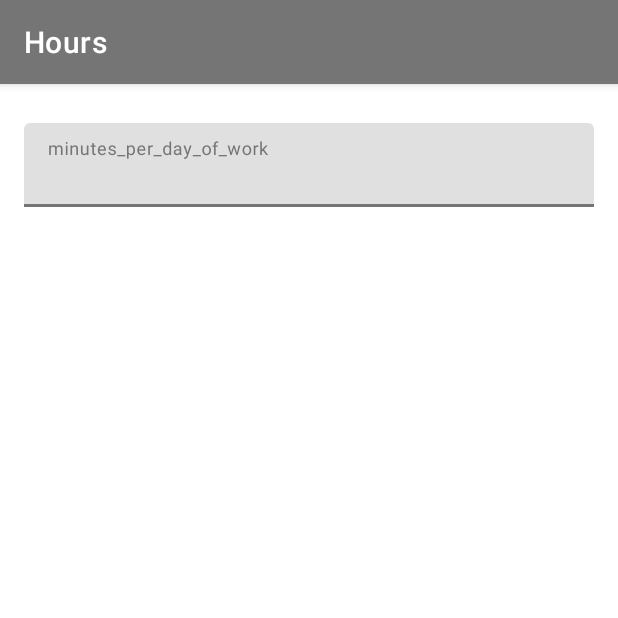
After one commit to totopoloco/android_hours, an Android app: the fragment SettingsFragment shown on its own in the app's theme, on a phone screen of 412 x 824 dp, the top half of it. The commit adds this screen. Run offline under Robolectric (Android 15) with nearby library versions, the phone set to English and light mode, and no system bars.

Commit message:
none Starts to work on the configuration

```diff
--- a/app/build.gradle
+++ b/app/build.gradle
@@ -54,5 +54,6 @@ dependencies {
     implementation libs.lombok
 
     implementation libs.commons.lang3
+    implementation libs.commons.collections4
     implementation libs.material
 }
--- a/app/src/main/java/at/mavila/android/hours/MainActivity.java
+++ b/app/src/main/java/at/mavila/android/hours/MainActivity.java
@@ -50,7 +50,7 @@ public class MainActivity extends AppCompatActivity {
 
     private static AppBarConfiguration getAppBarConfiguration(DrawerLayout drawer) {
         return new AppBarConfiguration.Builder(
-                R.id.nav_home, R.id.nav_gallery, R.id.nav_slideshow)
+            R.id.nav_home, R.id.nav_gallery, R.id.nav_settings)
                 .setOpenableLayout(drawer)
                 .build();
     }
--- /dev/null
+++ b/app/src/main/java/at/mavila/android/hours/ui/settings/SettingsFragment.java
@@ -0,0 +1,42 @@
+package at.mavila.android.hours.ui.settings;
+
+import android.os.Bundle;
+import android.view.LayoutInflater;
+import android.view.View;
+import android.view.ViewGroup;
+import androidx.annotation.NonNull;
+import androidx.fragment.app.Fragment;
+import androidx.lifecycle.ViewModelProvider;
+import at.mavila.android.hours.databinding.FragmentSettingsBinding;
+
+/**
+ * This fragment is responsible for displaying the settings view.
+ *
+ * @author marcoavila
+ * @since 10.07.2024
+ */
+public class SettingsFragment extends Fragment {
+
+  private FragmentSettingsBinding binding;
+
+  public View onCreateView(@NonNull LayoutInflater inflater,
+                           ViewGroup container,
+                           Bundle savedInstanceState) {
+
+    final SettingsViewModel settingsViewModel =
+        new ViewModelProvider(this).get(SettingsViewModel.class);
+
+    binding = FragmentSettingsBinding.inflate(inflater, container, false);
+    final View root = binding.getRoot();
+
+//    final TextView textView = binding.textSettings;
+//    settingsViewModel.getText().observe(getViewLifecycleOwner(), textView::setText);
+    return root;
+  }
+
+  @Override
+  public void onDestroyView() {
+    super.onDestroyView();
+    binding = null;
+  }
+}
--- a/app/src/main/java/at/mavila/android/hours/ui/slideshow/SlideshowViewModel.java
+++ b/app/src/main/java/at/mavila/android/hours/ui/settings/SettingsViewModel.java
@@ -1,16 +1,16 @@
-package at.mavila.android.hours.ui.slideshow;
+package at.mavila.android.hours.ui.settings;
 
 import androidx.lifecycle.LiveData;
 import androidx.lifecycle.MutableLiveData;
 import androidx.lifecycle.ViewModel;
 
-public class SlideshowViewModel extends ViewModel {
+public class SettingsViewModel extends ViewModel {
 
     private final MutableLiveData<String> mText;
 
-    public SlideshowViewModel() {
+    public SettingsViewModel() {
         mText = new MutableLiveData<>();
-        mText.setValue("This is slideshow fragment");
+        mText.setValue("This is settings fragment");
     }
 
     public LiveData<String> getText() {
--- /dev/null
+++ b/app/src/main/res/layout/fragment_settings.xml
@@ -0,0 +1,52 @@
+<androidx.constraintlayout.widget.ConstraintLayout xmlns:android="http://schemas.android.com/apk/res/android"
+        xmlns:app="http://schemas.android.com/apk/res-auto"
+        xmlns:tools="http://schemas.android.com/tools"
+        android:layout_width="match_parent"
+        android:layout_height="match_parent"
+        tools:context=".ui.settings.SettingsFragment">
+
+  <ScrollView
+          android:id="@+id/mainScrollView"
+          android:layout_width="match_parent"
+          android:layout_height="0dp"
+          android:fillViewport="true"
+          app:layout_constraintTop_toTopOf="parent"
+          app:layout_constraintBottom_toBottomOf="parent"> <!-- Added bottom constraint -->
+
+    <LinearLayout
+            android:id="@+id/inputFieldsLinearLayout"
+            android:layout_width="match_parent"
+            android:layout_height="wrap_content"
+            android:layout_marginTop="16dp"
+            android:layout_marginStart="16dp"
+            android:layout_marginEnd="16dp"
+            android:orientation="vertical"
+            app:layout_constraintStart_toStartOf="parent"
+            app:layout_constraintEnd_toEndOf="parent"
+            app:layout_constraintTop_toTopOf="parent"
+            app:layout_constraintBottom_toBottomOf="parent"> <!-- Ensure this LinearLayout is properly constrained -->
+
+      <com.google.android.material.textfield.TextInputLayout
+              android:id="@+id/minutesPerDayOfWorkEditText"
+              android:layout_width="match_parent"
+              android:layout_height="wrap_content"
+              app:layout_constraintStart_toStartOf="parent"
+              app:layout_constraintEnd_toEndOf="parent"
+              app:layout_constraintTop_toTopOf="parent"
+              android:layout_marginTop="10dp">
+
+        <com.google.android.material.textfield.TextInputEditText
+                android:id="@+id/minutesPerDayOfWorkEditInputText"
+                android:layout_width="match_parent"
+                android:layout_height="wrap_content"
+                android:inputType="number"
+                android:hint="minutes_per_day_of_work"
+                android:maxWidth="360dp" />
+
+      </com.google.android.material.textfield.TextInputLayout>
+
+    </LinearLayout>
+
+  </ScrollView>
+
+</androidx.constraintlayout.widget.ConstraintLayout>
--- a/app/src/main/res/values/strings.xml
+++ b/app/src/main/res/values/strings.xml
@@ -3,7 +3,7 @@
     <string name="navigation_drawer_open">Open navigation drawer</string>
     <string name="navigation_drawer_close">Close navigation drawer</string>
     <string name="nav_header_title">Working hours calculator</string>
-    <string name="nav_header_subtitle">marcot@avilac.eu</string>
+    <string name="nav_header_subtitle" translatable="false">marcotavilac@pm.me</string>
     <string name="nav_header_desc">Navigation header</string>
     <string name="action_settings">Settings</string>
 
@@ -26,4 +26,5 @@
     <string name="Total_hours_in_hh_mm">Total Hours in HH:MM</string>
     <string name="Expected_lunch_time_in_hh_mm">Expected lunch time in HH:MM</string>
     <string name="Please_input">Please input data</string>
+    <string name="menu_settings">Settings</string>
 </resources>
--- a/gradle/libs.versions.toml
+++ b/gradle/libs.versions.toml
@@ -2,6 +2,7 @@
 agp = "8.5.0"
 cardview = "1.0.0"
 commonsLang3 = "3.14.0"
+commonsCollections4 = "4.5.0-M2"
 junit = "4.13.2"
 junitVersion = "1.1.5"
 espressoCore = "3.5.1"
@@ -18,6 +19,7 @@ navigationUi = "2.7.7"
 [libraries]
 cardview = { module = "androidx.cardview:cardview", version.ref = "cardview" }
 commons-lang3 = { module = "org.apache.commons:commons-lang3", version.ref = "commonsLang3" }
+commons-collections4 = { module = "org.apache.commons:commons-collections4", version.ref = "commonsCollections4" }
 junit = { group = "junit", name = "junit", version.ref = "junit" }
 ext-junit = { group = "androidx.test.ext", name = "junit", version.ref = "junitVersion" }
 espresso-core = { group = "androidx.test.espresso", name = "espresso-core", version.ref = "espressoCore" }
```
Also changed, not shown: app/src/main/java/at/mavila/android/hours/ui/home/ClickButtonListener.java (+11 -3 lines), app/src/main/java/at/mavila/android/hours/ui/settings/AustriaSettings.java (added, +14 -0 lines), app/src/main/java/at/mavila/android/hours/ui/settings/CountrySettings.java (added, +25 -0 lines), app/src/main/java/at/mavila/android/hours/ui/slideshow/SlideshowFragment.java (deleted, +0 -37 lines), app/src/main/res/drawable/ic_menu_settings.xml (added, +9 -0 lines), app/src/main/res/drawable/ic_menu_slideshow.xml (deleted, +0 -9 lines), app/src/main/res/layout/fragment_slideshow.xml (deleted, +0 -22 lines), app/src/main/res/menu/activity_main_drawer.xml (+4 -4 lines), app/src/main/res/navigation/mobile_navigation.xml (+6 -5 lines), 2 other files.
